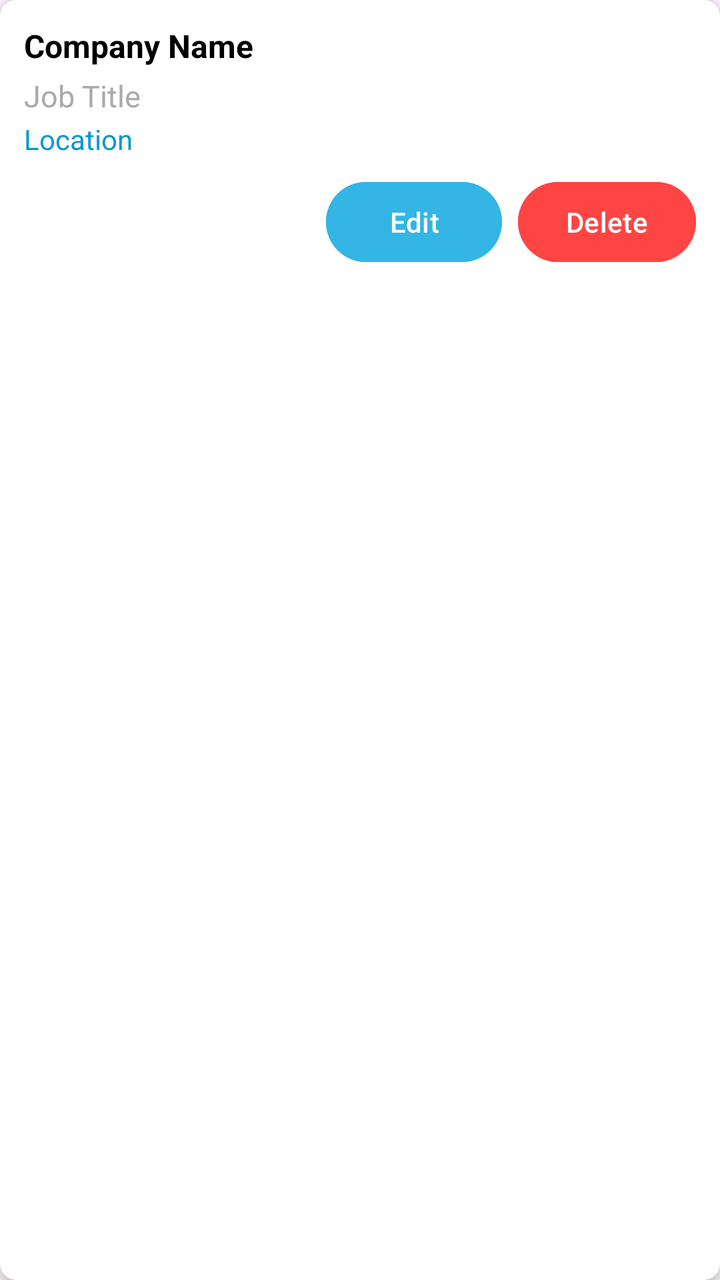
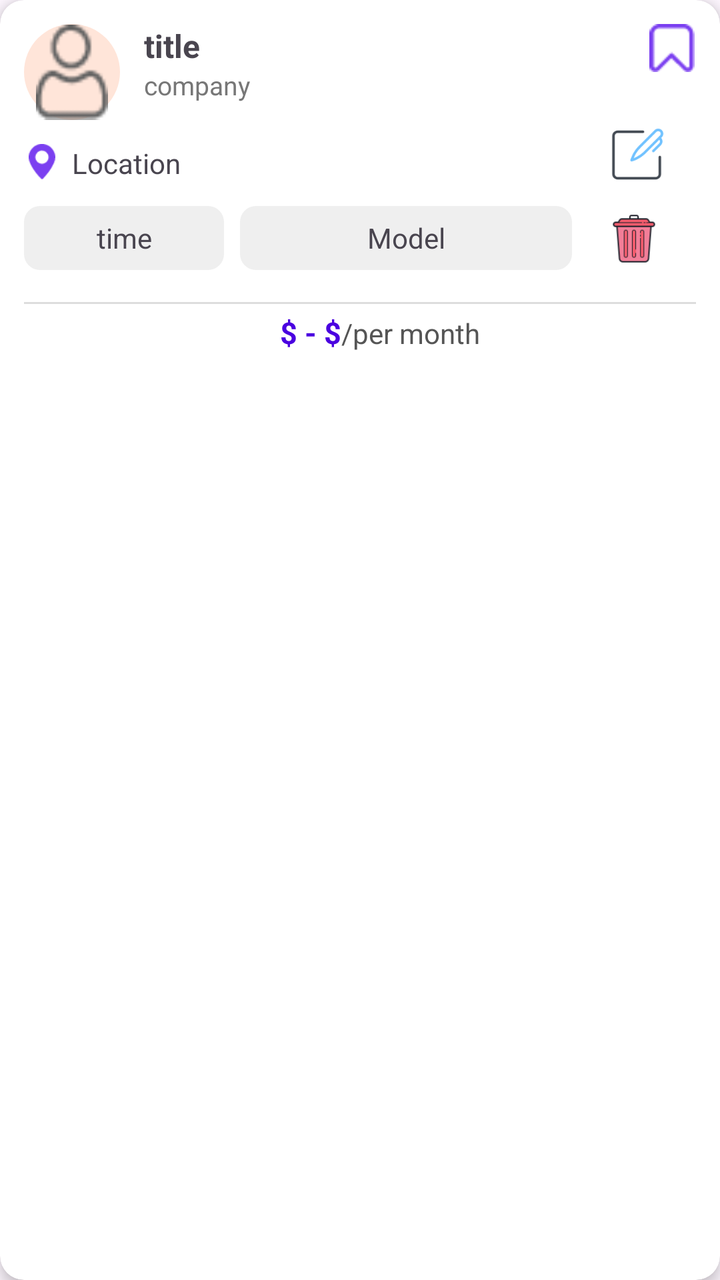

Compare the two renders of this Android layout. The source of the first and the diff that turns it into the second are given below.
<!-- AndroidManifest.xml: application theme Theme.Opportune -->
<!-- res/layout/add_job_list.xml -->
<?xml version="1.0" encoding="utf-8"?>
<androidx.cardview.widget.CardView xmlns:android="http://schemas.android.com/apk/res/android"
    xmlns:app="http://schemas.android.com/apk/res-auto"
    android:layout_width="match_parent"
    android:layout_height="wrap_content"
    app:cardBackgroundColor="@color/white"
    android:layout_margin="8dp"
    app:cardCornerRadius="8dp"
    app:cardElevation="4dp">

    <LinearLayout
        android:layout_width="match_parent"
        android:layout_height="wrap_content"
        android:orientation="vertical"
        android:padding="12dp">

        
        <TextView
            android:id="@+id/tvCompanyName"
            android:layout_width="match_parent"
            android:layout_height="wrap_content"
            android:text="Company Name"
            android:textStyle="bold"
            android:textSize="16sp"
            android:textColor="@android:color/black" />

        
        <TextView
            android:id="@+id/tvJobTitle"
            android:layout_width="match_parent"
            android:layout_height="wrap_content"
            android:text="Job Title"
            android:textSize="15sp"
            android:textColor="@android:color/darker_gray"
            android:layout_marginTop="4dp" />

        
        <TextView
            android:id="@+id/tvLocation"
            android:layout_width="match_parent"
            android:layout_height="wrap_content"
            android:text="Location"
            android:textSize="14sp"
            android:textColor="@android:color/holo_blue_dark"
            android:layout_marginTop="2dp" />

        
        <LinearLayout
            android:layout_width="match_parent"
            android:layout_height="wrap_content"
            android:orientation="horizontal"
            android:gravity="end"
            android:layout_marginTop="8dp">

            <Button
                android:id="@+id/btnEdit"
                android:layout_width="wrap_content"
                android:layout_height="wrap_content"
                android:text="Edit"
                android:textSize="14sp"
                android:backgroundTint="@android:color/holo_blue_light" />

            <Button
                android:id="@+id/btnDelete"
                android:layout_width="wrap_content"
                android:layout_height="wrap_content"
                android:text="Delete"
                android:textSize="14sp"
                android:layout_marginStart="8dp"
                android:backgroundTint="@android:color/holo_red_light" />

        </LinearLayout>

    </LinearLayout>
</androidx.cardview.widget.CardView>
<!-- resources referenced by this layout -->
<resources>
  <color name="white">#FFFFFFFF</color>
  <style name="Theme.Opportune" parent="Base.Theme.Opportune" />
  <style name="Base.Theme.Opportune" parent="Theme.Material3.DayNight.NoActionBar">
          
          
      </style>
</resources>

<!-- the commit's change to res/layout/add_job_list.xml (unified diff, before → after) -->
@@ -1,75 +1,174 @@
 <?xml version="1.0" encoding="utf-8"?>
-<androidx.cardview.widget.CardView xmlns:android="http://schemas.android.com/apk/res/android"
+<androidx.cardview.widget.CardView
+    xmlns:android="http://schemas.android.com/apk/res/android"
     xmlns:app="http://schemas.android.com/apk/res-auto"
+    xmlns:tools="http://schemas.android.com/tools"
     android:layout_width="match_parent"
     android:layout_height="wrap_content"
+    android:layout_margin="12dp"
     app:cardBackgroundColor="@color/white"
-    android:layout_margin="8dp"
-    app:cardCornerRadius="8dp"
+
+    app:cardCornerRadius="12dp"
     app:cardElevation="4dp">
 
-    <LinearLayout
+    <androidx.constraintlayout.widget.ConstraintLayout
         android:layout_width="match_parent"
         android:layout_height="wrap_content"
-        android:orientation="vertical"
         android:padding="12dp">
 
         
-        <TextView
-            android:id="@+id/tvCompanyName"
-            android:layout_width="match_parent"
-            android:layout_height="wrap_content"
-            android:text="Company Name"
-            android:textStyle="bold"
-            android:textSize="16sp"
-            android:textColor="@android:color/black" />
+        <ImageView
+            android:id="@+id/profileImage"
+            android:layout_width="48dp"
+            android:layout_height="48dp"
+            android:src="@drawable/profile"
+            android:scaleType="centerCrop"
+            android:background="@drawable/circle_bg"
+            android:padding="6dp"
+            app:layout_constraintStart_toStartOf="parent"
+            app:layout_constraintTop_toTopOf="parent"/>
+
+        
+        <ImageView
+            android:id="@+id/bookmark"
+            android:layout_width="24dp"
+            android:layout_height="24dp"
+            android:src="@drawable/bookmark"
+            app:tint="#7A3EF0"
+            app:layout_constraintEnd_toEndOf="parent"
+            app:layout_constraintTop_toTopOf="parent"/>
 
         
         <TextView
-            android:id="@+id/tvJobTitle"
-            android:layout_width="match_parent"
+            android:id="@+id/title"
+            android:layout_width="0dp"
             android:layout_height="wrap_content"
-            android:text="Job Title"
-            android:textSize="15sp"
-            android:textColor="@android:color/darker_gray"
-            android:layout_marginTop="4dp" />
+            android:text="title"
+            android:textStyle="bold"
+            android:textSize="16sp"
+            app:layout_constraintStart_toEndOf="@id/profileImage"
+            app:layout_constraintTop_toTopOf="@id/profileImage"
+            app:layout_constraintEnd_toStartOf="@id/bookmark"
+            android:layout_marginStart="12dp"/>
 
         
         <TextView
-            android:id="@+id/tvLocation"
-            android:layout_width="match_parent"
+            android:id="@+id/company"
+            android:layout_width="wrap_content"
+            android:layout_height="wrap_content"
+            android:text="company"
+            android:textColor="#777"
+            android:textSize="13sp"
+            app:layout_constraintStart_toStartOf="@id/title"
+            app:layout_constraintTop_toBottomOf="@id/title"/>
+
+        
+        <ImageView
+            android:id="@+id/locationIcon"
+            android:layout_width="18dp"
+            android:layout_height="18dp"
+            android:src="@drawable/location"
+            app:tint="#7A3EF0"
+            app:layout_constraintStart_toStartOf="parent"
+            app:layout_constraintTop_toBottomOf="@id/profileImage"
+            android:layout_marginTop="12dp"/>
+
+        
+        <TextView
+            android:id="@+id/location"
+            android:layout_width="wrap_content"
             android:layout_height="wrap_content"
             android:text="Location"
             android:textSize="14sp"
-            android:textColor="@android:color/holo_blue_dark"
-            android:layout_marginTop="2dp" />
+            android:layout_marginStart="6dp"
+            app:layout_constraintStart_toEndOf="@id/locationIcon"
+            app:layout_constraintTop_toTopOf="@id/locationIcon"/>
 
         
-        <LinearLayout
-            android:layout_width="match_parent"
+
+        <ImageView
+            android:id="@+id/btnEdit"
+            android:layout_width="52dp"
+            android:layout_height="27dp"
+            android:layout_marginTop="28dp"
+            android:src="@drawable/img_1"
+            app:layout_constraintEnd_toEndOf="parent"
+            app:layout_constraintHorizontal_bias="0.982"
+            app:layout_constraintStart_toEndOf="@+id/location"
+            app:layout_constraintTop_toBottomOf="@+id/bookmark" />
+
+        <TextView
+            android:id="@+id/tagTime"
+            android:layout_width="100dp"
+            android:layout_height="32dp"
+            android:text="time"
+            android:gravity="center"
+            android:background="@drawable/tag_bg"
+            app:layout_constraintStart_toStartOf="parent"
+            app:layout_constraintTop_toBottomOf="@id/location"
+            android:layout_marginTop="12dp"/>
+
+        
+        <TextView
+            android:id="@+id/tagModel"
+            android:layout_width="0dp"
+            android:layout_height="32dp"
+            android:layout_marginStart="8dp"
+            android:background="@drawable/tag_bg"
+            android:gravity="center"
+            android:text="Model"
+            app:layout_constraintEnd_toStartOf="@+id/btnDelete"
+            app:layout_constraintStart_toEndOf="@id/tagTime"
+            app:layout_constraintTop_toTopOf="@id/tagTime" />
+
+        
+        <ImageView
+
+            android:id="@+id/btnDelete"
+            android:layout_width="62dp"
+            android:layout_height="34dp"
+
+            android:gravity="center"
+            android:src="@drawable/img"
+
+            app:layout_constraintEnd_toEndOf="parent"
+            app:layout_constraintTop_toTopOf="@id/tagTime" />
+
+        
+        <View
+            android:id="@+id/divider"
+            android:layout_width="0dp"
+            android:layout_height="1dp"
+            android:background="#ddd"
+            android:layout_marginTop="16dp"
+            app:layout_constraintTop_toBottomOf="@id/tagTime"
+            app:layout_constraintStart_toStartOf="parent"
+            app:layout_constraintEnd_toEndOf="parent"/>
+
+        
+
+        <TextView
+            android:id="@+id/salary"
+            android:layout_width="wrap_content"
             android:layout_height="wrap_content"
-            android:orientation="horizontal"
-            android:gravity="end"
-            android:layout_marginTop="8dp">
+            android:layout_marginStart="128dp"
+            android:layout_marginTop="4dp"
+            android:text="$ - $"
+            android:textColor="#4A00E0"
+            android:textSize="15sp"
+            android:textStyle="bold"
+            app:layout_constraintStart_toStartOf="parent"
+            app:layout_constraintTop_toBottomOf="@id/divider" />
 
-            <Button
-                android:id="@+id/btnEdit"
-                android:layout_width="wrap_content"
-                android:layout_height="wrap_content"
-                android:text="Edit"
-                android:textSize="14sp"
-                android:backgroundTint="@android:color/holo_blue_light" />
+        <TextView
+            android:layout_width="wrap_content"
+            android:layout_height="wrap_content"
+            android:text="/per month"
+            android:textSize="14sp"
+            android:textColor="#555"
+            app:layout_constraintStart_toEndOf="@id/salary"
+            app:layout_constraintBaseline_toBaselineOf="@id/salary"/>
 
-            <Button
-                android:id="@+id/btnDelete"
-                android:layout_width="wrap_content"
-                android:layout_height="wrap_content"
-                android:text="Delete"
-                android:textSize="14sp"
-                android:layout_marginStart="8dp"
-                android:backgroundTint="@android:color/holo_red_light" />
+    </androidx.constraintlayout.widget.ConstraintLayout>
 
-        </LinearLayout>
-
-    </LinearLayout>
 </androidx.cardview.widget.CardView>
<!-- resource entries referenced after the edit -->
@@ -1,6 +1,24 @@
 <!-- resources referenced by this layout -->
 <resources>
   <color name="white">#FFFFFFFF</color>
+  <!-- drawable bookmark: png bitmap (drawable, 462 bytes) -->
+  <!-- drawable circle_bg (drawable) -->
+  <?xml version="1.0" encoding="utf-8"?>
+  <shape xmlns:android="http://schemas.android.com/apk/res/android"
+      android:shape="oval">
+      <solid android:color="#FFE5D9"/>
+  </shape>
+  <!-- drawable img: png bitmap (drawable, 1612 bytes) -->
+  <!-- drawable img_1: png bitmap (drawable, 2063 bytes) -->
+  <!-- drawable location: png bitmap (drawable, 851 bytes) -->
+  <!-- drawable profile: png bitmap (drawable, 733 bytes) -->
+  <!-- drawable tag_bg (drawable) -->
+  <?xml version="1.0" encoding="utf-8"?>
+  <shape xmlns:android="http://schemas.android.com/apk/res/android"
+      android:shape="rectangle">
+      <solid android:color="#EFEFEF"/>
+      <corners android:radius="8dp"/>
+  </shape>
   <style name="Theme.Opportune" parent="Base.Theme.Opportune" />
   <style name="Base.Theme.Opportune" parent="Theme.Material3.DayNight.NoActionBar">
           
